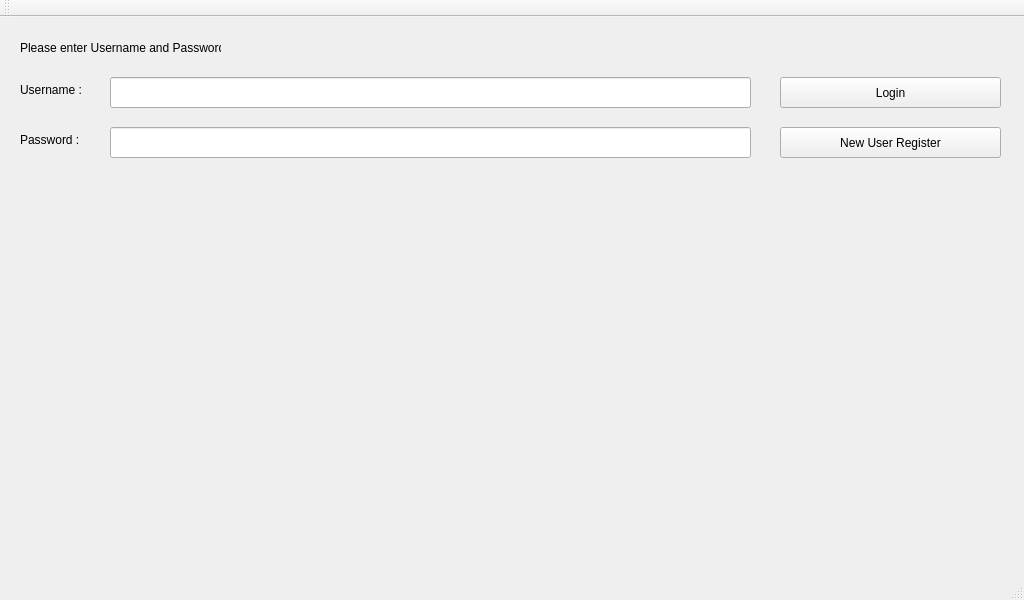
Before: the Qt Designer form GUI_Qt/SmartScale/login.ui in twschung/IoT-Smart-Scale, drawn with Qt 5.
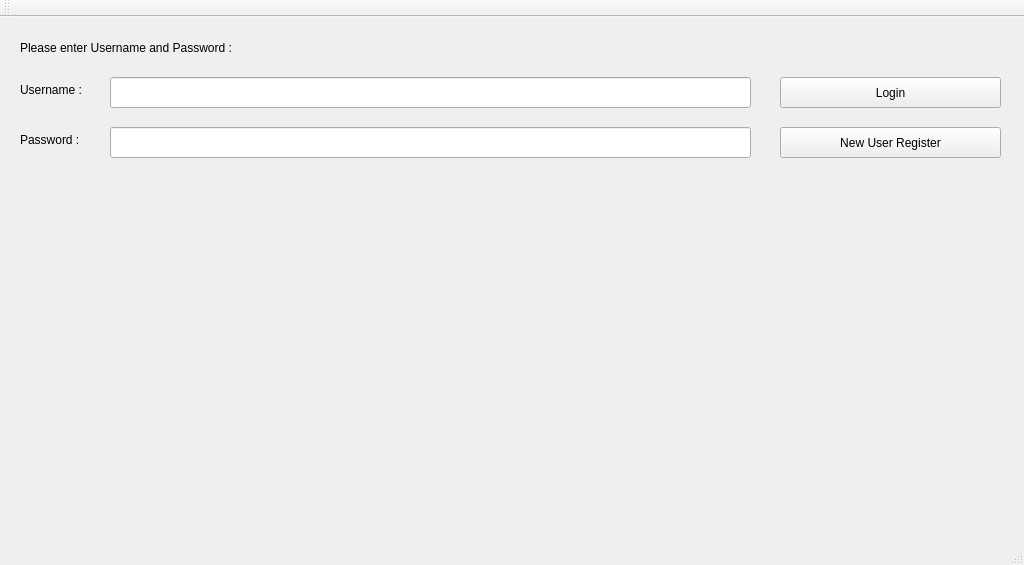
After: the same form once the commit is applied.

```diff
--- a/GUI_Qt/SmartScale/login.ui
+++ b/GUI_Qt/SmartScale/login.ui
@@ -7,7 +7,7 @@
     <x>0</x>
     <y>0</y>
     <width>1024</width>
-    <height>600</height>
+    <height>565</height>
    </rect>
   </property>
   <property name="windowTitle">
@@ -71,7 +71,7 @@
      <rect>
       <x>20</x>
       <y>10</y>
-      <width>201</width>
+      <width>271</width>
       <height>41</height>
      </rect>
     </property>
@@ -111,8 +111,8 @@
    <widget class="QLabel" name="lblStatus">
     <property name="geometry">
      <rect>
-      <x>270</x>
-      <y>10</y>
+      <x>290</x>
+      <y>20</y>
       <width>711</width>
       <height>31</height>
      </rect>
```
